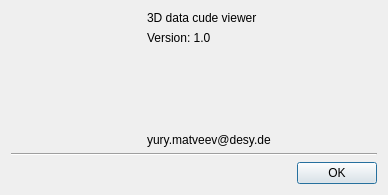
The window that data_viewer/uis/AboutDialog.ui (yamedvedya/data_viewer) describes before a commit, drawn with Qt 5.
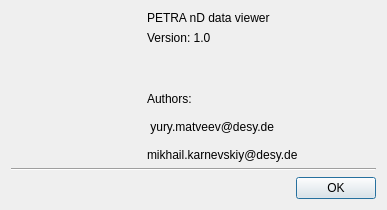
The same window after the commit. Icons and pictures are not drawn.

Commit message: about dialog

Patch:
```diff
--- a/data_viewer/uis/AboutDialog.ui
+++ b/data_viewer/uis/AboutDialog.ui
@@ -6,8 +6,8 @@
    <rect>
     <x>0</x>
     <y>0</y>
-    <width>388</width>
-    <height>195</height>
+    <width>387</width>
+    <height>210</height>
    </rect>
   </property>
   <property name="sizePolicy">
@@ -19,13 +19,13 @@
   <property name="minimumSize">
    <size>
     <width>330</width>
-    <height>195</height>
+    <height>210</height>
    </size>
   </property>
   <property name="maximumSize">
    <size>
     <width>450</width>
-    <height>195</height>
+    <height>210</height>
    </size>
   </property>
   <property name="windowTitle">
@@ -61,7 +61,7 @@
        <item>
         <widget class="QLabel" name="label_3">
          <property name="text">
-          <string>3D data cude viewer</string>
+          <string>PETRA nD data viewer</string>
          </property>
         </widget>
        </item>
@@ -101,7 +101,11 @@
           </size>
          </property>
          <property name="text">
-          <string>yury.matveev@desy.de</string>
+          <string>Authors: 
+
+ yury.matveev@desy.de 
+
+mikhail.karnevskiy@desy.de</string>
          </property>
         </widget>
        </item>
```
Left out of the diff: 5 changed lines with no effect on the pictures. The commit also changes 5 other files.
